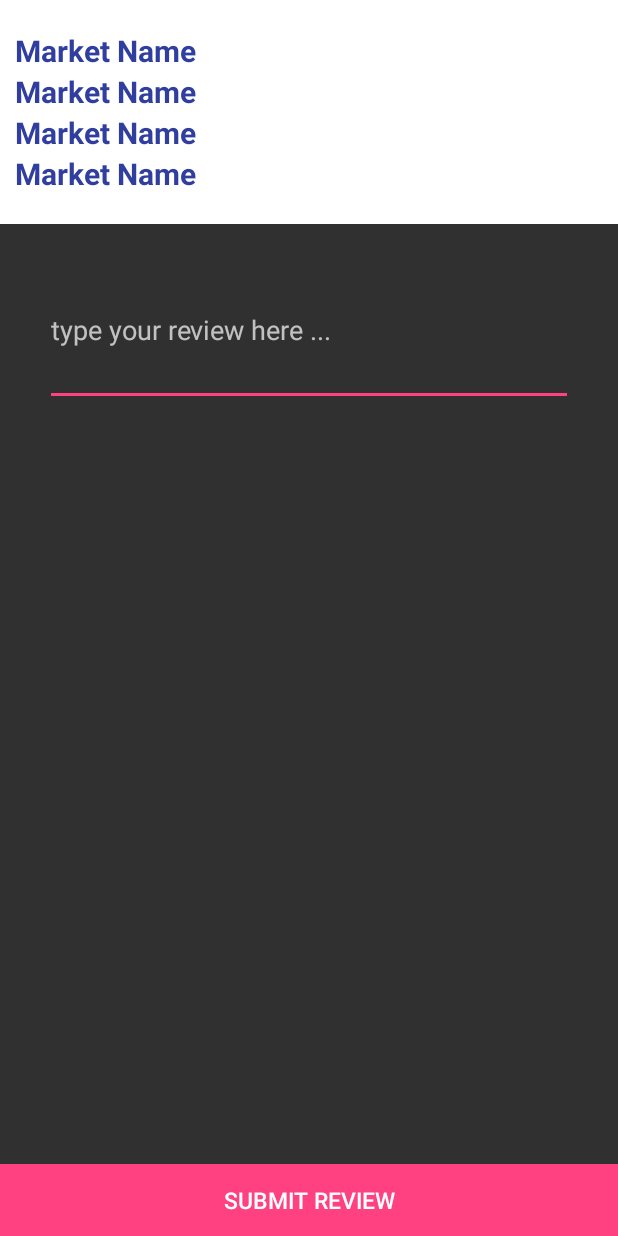
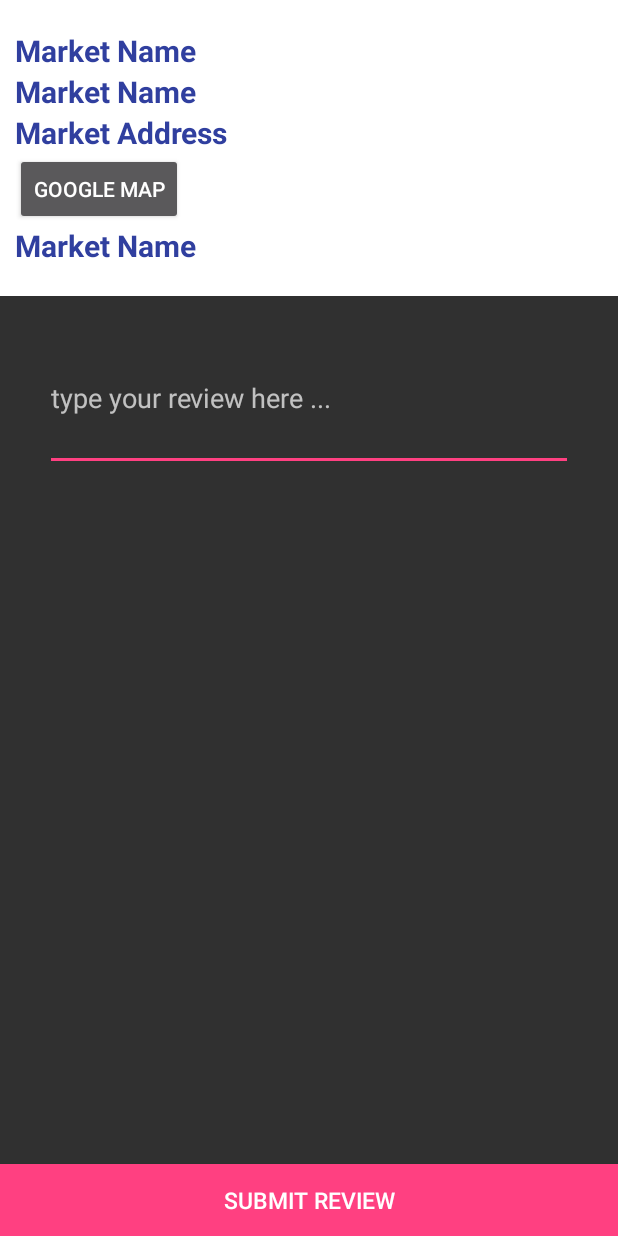
Before and after one commit to 5adiyah/FarmersMarket, an Android app: the fragment MarketDetailFragment shown on its own in the app's theme, on a phone screen of 412 x 824 dp. Run offline under Robolectric (Android 15) with nearby library versions, the phone set to English and light mode, and no system bars; our stand-ins replace ButterKnife, Firebase (no records; nobody signed in at launch, a user with empty details on screens opened directly); libraries missing offline, so code that uses them is left out: org.parceler; 3 statements that could not run were skipped.

Commit message:
add google map.

```diff
--- a/app/src/debug/res/values/google_maps_api.xml
+++ b/app/src/debug/res/values/google_maps_api.xml
@@ -16,6 +16,7 @@
     string in this file.
     -->
     <string name="google_maps_key" templateMergeStrategy="preserve" translatable="false">
-        AIzaSyB1qiUDAUM_KFe9oEtaFOdJGZ75VkbG_MM
+        AIzaSyC6br4m1oZ7N5OFQIZW1BF1c8Xg5HrKc-I
+
     </string>
 </resources>
--- a/app/src/main/AndroidManifest.xml
+++ b/app/src/main/AndroidManifest.xml
@@ -29,9 +29,9 @@
             android:name="com.google.android.geo.API_KEY"
             android:value="@string/google_maps_key" />
 
-        <!-- <activity -->
-        <!-- android:name=".MapsActivity" -->
-        <!-- android:label="@string/title_activity_maps" /> -->
+         <activity
+         android:name=".ui.MapsActivity"
+         android:label="@string/title_activity_maps" />
         <!-- <activity android:name=".ui.NearbyMarketsActivity" /> -->
         <activity android:name=".ui.MarketListActivity" />
         <activity android:name=".ui.MarketDetailActivity" />
--- a/app/src/main/java/com/example/guest/farmersmarket/MarketDetails.java
+++ b/app/src/main/java/com/example/guest/farmersmarket/models/MarketDetails.java
@@ -1,4 +1,4 @@
-package com.example.guest.farmersmarket;
+package com.example.guest.farmersmarket.models;
 
 /**
  * Created by Guest on 7/26/16.
--- a/app/src/main/java/com/example/guest/farmersmarket/ui/MarketDetailActivity.java
+++ b/app/src/main/java/com/example/guest/farmersmarket/ui/MarketDetailActivity.java
@@ -5,7 +5,7 @@ import android.support.v7.app.AppCompatActivity;
 import android.os.Bundle;
 import android.util.Log;
 
-import com.example.guest.farmersmarket.MarketDetails;
+import com.example.guest.farmersmarket.models.MarketDetails;
 import com.example.guest.farmersmarket.R;
 import com.example.guest.farmersmarket.adapters.MarketPagerAdapter;
 import com.example.guest.farmersmarket.models.Market;
--- a/app/src/main/res/layout/fragment_market_detail.xml
+++ b/app/src/main/res/layout/fragment_market_detail.xml
@@ -45,13 +45,20 @@
                 <TextView
                     android:layout_width="wrap_content"
                     android:layout_height="wrap_content"
-                    android:text="Market Name"
+                    android:text="Market Address"
                     android:id="@+id/marketAddressTextView"
                     android:layout_alignParentLeft="true"
                     android:layout_alignParentStart="true"
                     android:textSize="20sp"
                     android:textColor="@color/colorPrimaryDark"
                     android:textStyle="bold" />
+
+                <Button
+                    style="?android:attr/buttonStyleSmall"
+                    android:layout_width="wrap_content"
+                    android:layout_height="wrap_content"
+                    android:text="google map"
+                    android:id="@+id/mapButton" />
 
                 <TextView
                     android:layout_width="wrap_content"
```
Also changed, not shown: app/src/main/java/com/example/guest/farmersmarket/MapsActivity.java (deleted, +0 -320 lines), app/src/main/java/com/example/guest/farmersmarket/ui/MapsActivity.java (added, +119 -0 lines), app/src/main/java/com/example/guest/farmersmarket/ui/MarketDetailFragment.java (+24 -2 lines).
